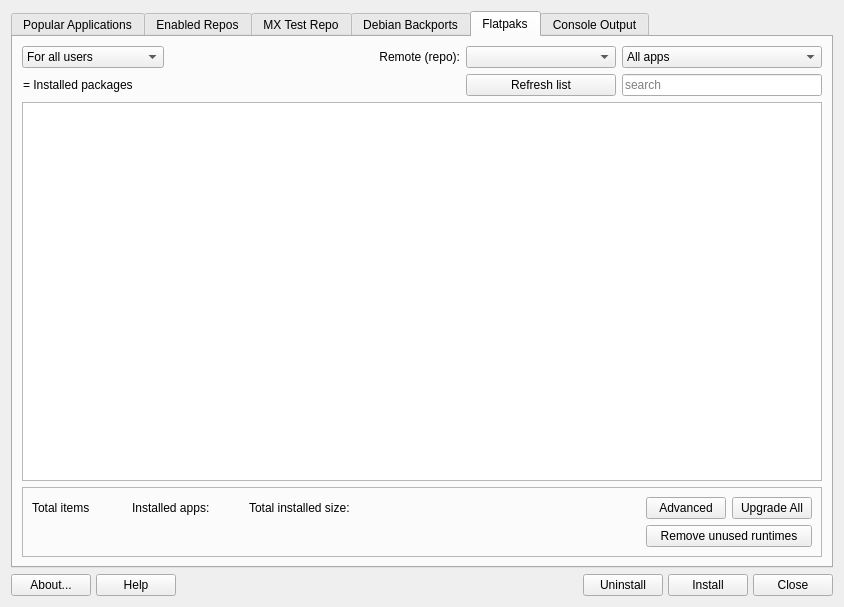
Before: the Qt Designer form mx-packageinstaller/src/mainwindow.ui in q4os/mxtools-for-debian, drawn with Qt 5.
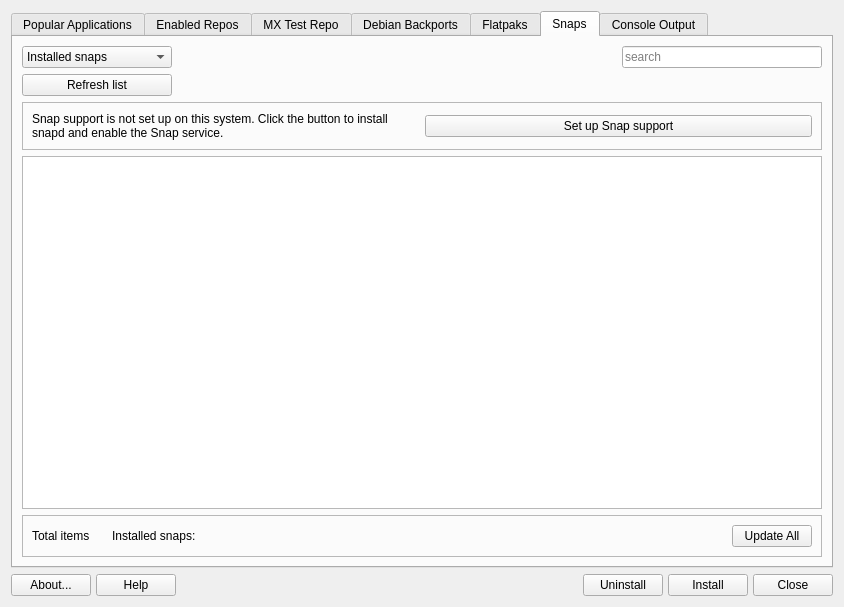
After: the same form once the commit is applied. The open tabs and pages were chosen to show the change. Icons and pictures are not drawn.

Diff of the .ui file:
```diff
--- a/mx-packageinstaller/src/mainwindow.ui
+++ b/mx-packageinstaller/src/mainwindow.ui
@@ -1503,6 +1503,213 @@
        </item>
       </layout>
      </widget>
+     <widget class="QWidget" name="tabSnap">
+      <property name="sizePolicy">
+       <sizepolicy hsizetype="Preferred" vsizetype="Expanding">
+        <horstretch>0</horstretch>
+        <verstretch>0</verstretch>
+       </sizepolicy>
+      </property>
+      <attribute name="title">
+       <string>Snaps</string>
+      </attribute>
+      <layout class="QGridLayout" name="gridLayoutSnap">
+       <item row="0" column="0">
+        <widget class="QComboBox" name="comboFilterSnap">
+         <property name="minimumSize">
+          <size>
+           <width>150</width>
+           <height>0</height>
+          </size>
+         </property>
+         <property name="maximumSize">
+          <size>
+           <width>200</width>
+           <height>16777215</height>
+          </size>
+         </property>
+         <property name="toolTip">
+          <string>&lt;html&gt;&lt;head/&gt;&lt;body&gt;&lt;p&gt;Filter packages according to their status.&lt;/p&gt;&lt;/body&gt;&lt;/html&gt;</string>
+         </property>
+         <property name="currentText">
+          <string>Installed snaps</string>
+         </property>
+         <item>
+          <property name="text">
+           <string>Installed snaps</string>
+          </property>
+         </item>
+         <item>
+          <property name="text">
+           <string>Search store</string>
+          </property>
+         </item>
+        </widget>
+       </item>
+       <item row="0" column="1">
+        <spacer name="horizontalSpacerSnap">
+         <property name="orientation">
+          <enum>Qt::Orientation::Horizontal</enum>
+         </property>
+         <property name="sizeHint" stdset="0">
+          <size>
+           <width>40</width>
+           <height>20</height>
+          </size>
+         </property>
+        </spacer>
+       </item>
+       <item row="0" column="2">
+        <widget class="QLineEdit" name="searchBoxSnap">
+         <property name="minimumSize">
+          <size>
+           <width>150</width>
+           <height>0</height>
+          </size>
+         </property>
+         <property name="maximumSize">
+          <size>
+           <width>200</width>
+           <height>16777215</height>
+          </size>
+         </property>
+         <property name="toolTip">
+          <string>&lt;html&gt;&lt;head/&gt;&lt;body&gt;&lt;p&gt;Type a term and press Enter to search the snap store.&lt;/p&gt;&lt;/body&gt;&lt;/html&gt;</string>
+         </property>
+         <property name="placeholderText">
+          <string>search</string>
+         </property>
+         <property name="clearButtonEnabled">
+          <bool>true</bool>
+         </property>
+        </widget>
+       </item>
+       <item row="1" column="0">
+        <widget class="QPushButton" name="pushRefreshSnap">
+         <property name="text">
+          <string>Refresh list</string>
+         </property>
+         <property name="autoDefault">
+          <bool>false</bool>
+         </property>
+        </widget>
+       </item>
+       <item row="2" column="0" colspan="3">
+        <widget class="QFrame" name="frameSnapSetup">
+         <property name="frameShape">
+          <enum>QFrame::Shape::StyledPanel</enum>
+         </property>
+         <property name="frameShadow">
+          <enum>QFrame::Shadow::Raised</enum>
+         </property>
+         <layout class="QGridLayout" name="gridLayoutSnapSetup">
+          <item row="0" column="0">
+           <widget class="QLabel" name="labelSnapSetup">
+            <property name="text">
+             <string>Snap support is not set up on this system. Click the button to install snapd and enable the Snap service.</string>
+            </property>
+            <property name="wordWrap">
+             <bool>true</bool>
+            </property>
+           </widget>
+          </item>
+          <item row="0" column="1">
+           <widget class="QPushButton" name="pushSetupSnapd">
+            <property name="text">
+             <string>Set up Snap support</string>
+            </property>
+            <property name="icon">
+             <iconset theme="system-software-install"/>
+            </property>
+            <property name="autoDefault">
+             <bool>false</bool>
+            </property>
+           </widget>
+          </item>
+         </layout>
+        </widget>
+       </item>
+       <item row="3" column="0" colspan="3">
+        <widget class="QTreeView" name="treeSnap">
+         <property name="sizePolicy">
+          <sizepolicy hsizetype="Expanding" vsizetype="Expanding">
+           <horstretch>0</horstretch>
+           <verstretch>0</verstretch>
+          </sizepolicy>
+         </property>
+         <property name="sortingEnabled">
+          <bool>true</bool>
+         </property>
+        </widget>
+       </item>
+       <item row="4" column="0" colspan="3">
+        <widget class="QFrame" name="frameSnap">
+         <property name="frameShape">
+          <enum>QFrame::Shape::StyledPanel</enum>
+         </property>
+         <property name="frameShadow">
+          <enum>QFrame::Shadow::Raised</enum>
+         </property>
+         <layout class="QGridLayout" name="gridLayoutSnapBottom">
+          <item row="0" column="0">
+           <widget class="QLabel" name="labelTotalApps_5">
+            <property name="text">
+             <string>Total items </string>
+            </property>
+           </widget>
+          </item>
+          <item row="0" column="1">
+           <widget class="QLabel" name="labelNumAppSnap">
+            <property name="text">
+             <string/>
+            </property>
+           </widget>
+          </item>
+          <item row="0" column="2">
+           <widget class="QLabel" name="labelInstalled_5">
+            <property name="text">
+             <string>Installed snaps:</string>
+            </property>
+           </widget>
+          </item>
+          <item row="0" column="3">
+           <widget class="QLabel" name="labelNumInstSnap">
+            <property name="text">
+             <string/>
+            </property>
+           </widget>
+          </item>
+          <item row="0" column="4">
+           <spacer name="horizontalSpacerSnap2">
+            <property name="orientation">
+             <enum>Qt::Orientation::Horizontal</enum>
+            </property>
+            <property name="sizeHint" stdset="0">
+             <size>
+              <width>40</width>
+              <height>20</height>
+             </size>
+            </property>
+           </spacer>
+          </item>
+          <item row="0" column="5">
+           <widget class="QPushButton" name="pushUpgradeSnap">
+            <property name="text">
+             <string>Update All</string>
+            </property>
+            <property name="icon">
+             <iconset theme="system-upgrade"/>
+            </property>
+            <property name="autoDefault">
+             <bool>false</bool>
+            </property>
+           </widget>
+          </item>
+         </layout>
+        </widget>
+       </item>
+      </layout>
+     </widget>
      <widget class="QWidget" name="tabOutput">
       <property name="sizePolicy">
        <sizepolicy hsizetype="Preferred" vsizetype="Expanding">
```
